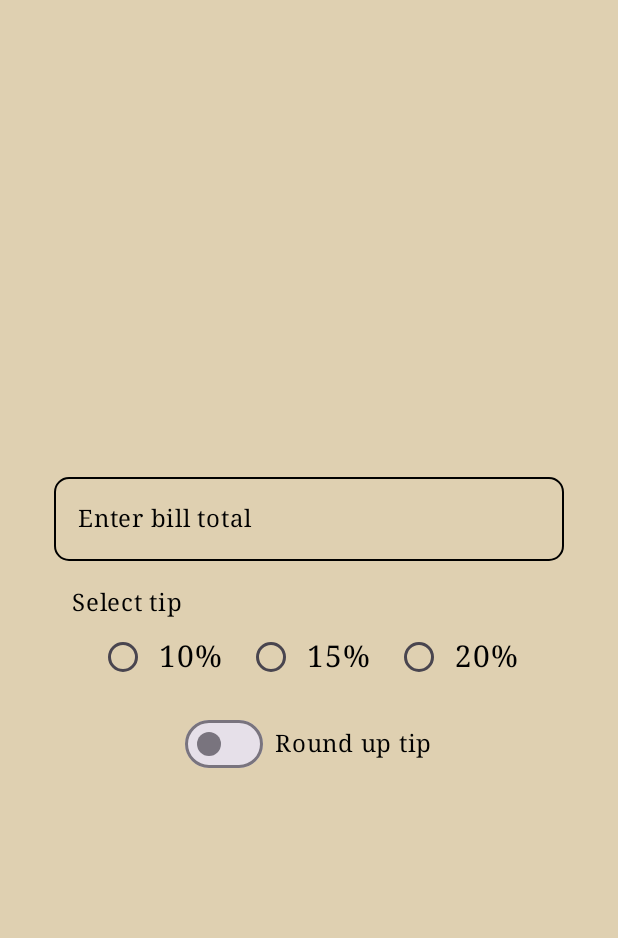
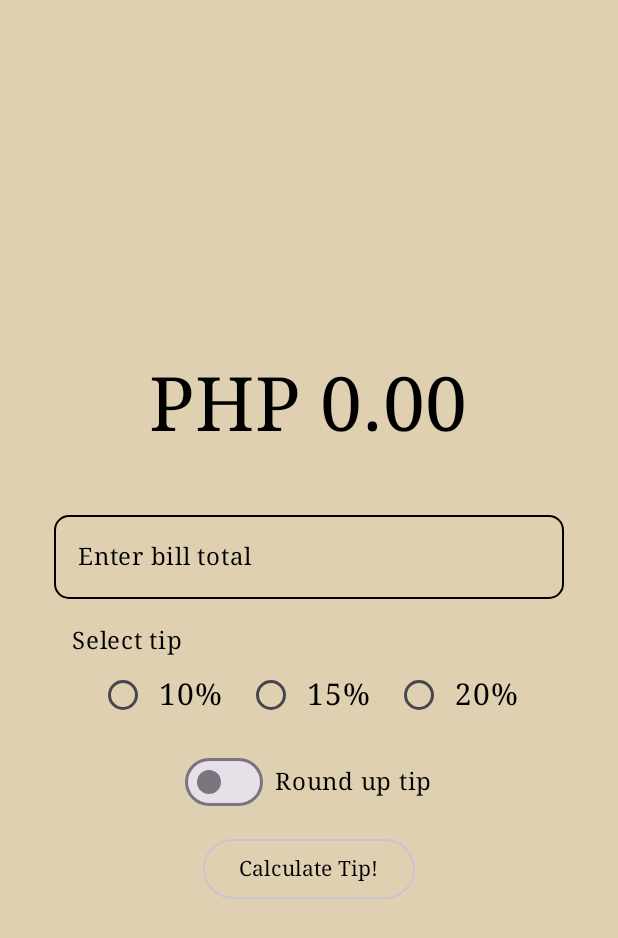
Before and after one commit to ccgarcia99/cpe-3323, an Android app built with Jetpack Compose: the screen it shows after launch (MainActivity), on a phone screen of 412 x 824 dp. Shown: the top 938 px of the screen. Run offline under Robolectric (Android 15) with nearby library versions, the phone set to English and light mode, and no system bars.

Commit message:
added: Bill total text view

```diff
--- a/Decierdo_PE3/PE321/app/src/main/java/com/example/decierdo_pe31/MainActivity.kt
+++ b/Decierdo_PE3/PE321/app/src/main/java/com/example/decierdo_pe31/MainActivity.kt
@@ -8,12 +8,14 @@ import androidx.compose.foundation.layout.Arrangement
 import androidx.compose.foundation.layout.Column
 import androidx.compose.foundation.layout.Row
 import androidx.compose.foundation.layout.Spacer
+import androidx.compose.foundation.layout.fillMaxHeight
 import androidx.compose.foundation.layout.fillMaxSize
 import androidx.compose.foundation.layout.fillMaxWidth
 import androidx.compose.foundation.layout.padding
 import androidx.compose.foundation.layout.width
 import androidx.compose.foundation.shape.RoundedCornerShape
 import androidx.compose.material3.MaterialTheme
+import androidx.compose.material3.OutlinedButton
 import androidx.compose.material3.OutlinedTextField
 import androidx.compose.material3.RadioButton
 import androidx.compose.material3.Scaffold
@@ -27,7 +29,9 @@ import androidx.compose.runtime.remember
 import androidx.compose.runtime.setValue
 import androidx.compose.ui.Alignment
 import androidx.compose.ui.Modifier
+import androidx.compose.ui.graphics.Color
 import androidx.compose.ui.text.font.FontFamily
+import androidx.compose.ui.text.font.FontWeight
 import androidx.compose.ui.tooling.preview.Preview
 import androidx.compose.ui.unit.dp
 import androidx.compose.ui.unit.sp
@@ -71,13 +75,40 @@ fun MyApp(modifier: Modifier = Modifier) {
          1. Add a drop-down menu for the list of server names(Optional)
          2, Add a text field for order cost - DONE
          3. 3 radio buttons in a row for different tipping % - DONE
-         4. Slider button to round up total cost
+         4. Slider button to round up total cost - DONE
+         4.1. Make UI Adjustments
          5. Implement program logic
          6. Make UI adjustments
         * */
+        BillTotal()
         BillField()
         RadioRowField()
         RoundUp()
+        CalculateTip()
+    }
+}
+
+@Composable
+fun BillTotal(modifier: Modifier = Modifier, totalBill: String = "0.00") {
+    Text(
+        text = "PHP $totalBill",
+        fontSize = 50.sp,
+        fontFamily = FontFamily.Serif,
+        fontWeight = FontWeight.ExtraLight,
+        modifier = modifier
+            .padding(20.dp)
+    )
+}
+
+@Composable
+fun CalculateTip() {
+    //var onClick: () -> Unit // return a null function for now
+    OutlinedButton(onClick = { /*TODO*/ }) {
+        Text(
+            text = "Calculate Tip!",
+            fontFamily = FontFamily.Serif,
+            color = Color.Black
+        )
     }
 }
 
```
